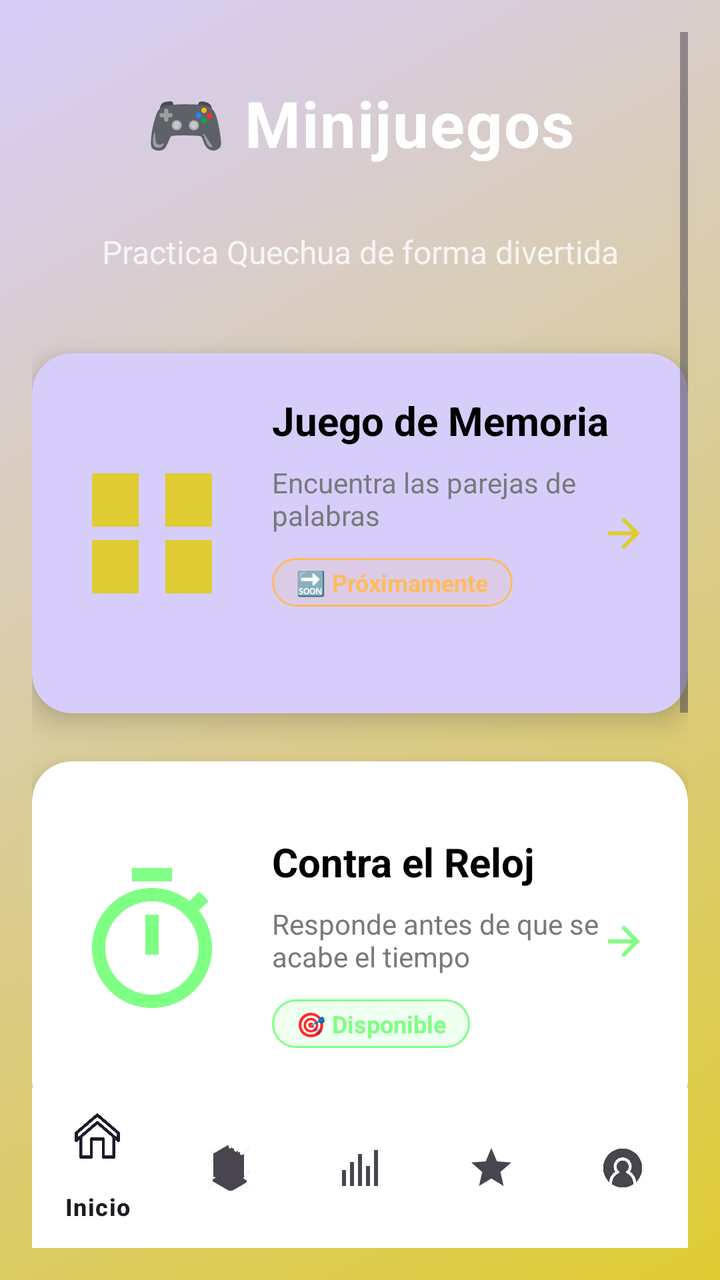
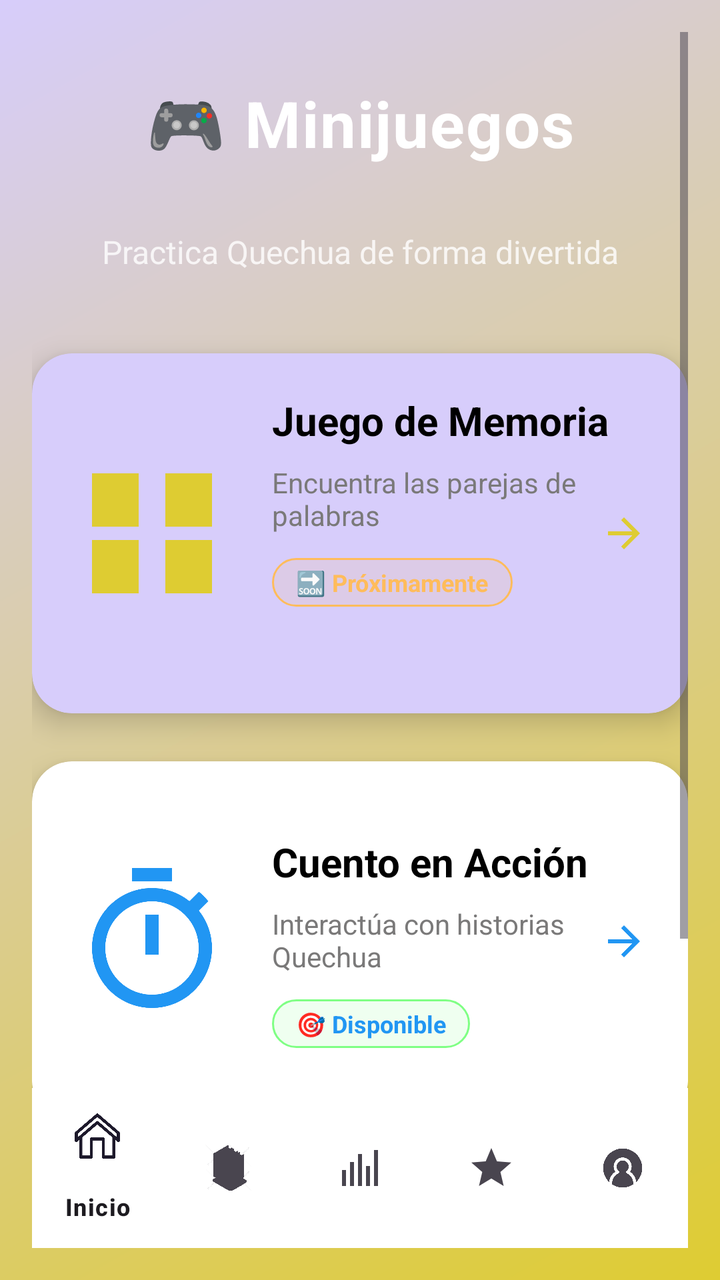

Screens rendered from an Android XML layout before and after an edit, with the pre-edit source and the edit as a unified diff.
<!-- AndroidManifest.xml: application theme Theme.PAQU -->
<!-- res/layout/activity_mini_juegos.xml -->
<?xml version="1.0" encoding="utf-8"?>
<RelativeLayout xmlns:android="http://schemas.android.com/apk/res/android"
    xmlns:app="http://schemas.android.com/apk/res-auto"
    xmlns:tools="http://schemas.android.com/tools"
    android:layout_width="match_parent"
    android:layout_height="match_parent"
    android:background="@drawable/bg_gradient_main"
    android:padding="16dp">

    
    <ScrollView
        android:layout_width="match_parent"
        android:layout_height="match_parent"
        android:layout_above="@+id/bottomNavigation"
        android:fillViewport="true">

        <LinearLayout
            android:layout_width="match_parent"
            android:layout_height="wrap_content"
            android:orientation="vertical">

            
            <TextView
                android:layout_width="match_parent"
                android:layout_height="wrap_content"
                android:text="🎮 Minijuegos"
                android:textColor="@color/white"
                android:textSize="32sp"
                android:textStyle="bold"
                android:gravity="center"
                android:layout_marginTop="24dp"
                android:layout_marginBottom="32dp"
                android:letterSpacing="0.02" />

            
            <TextView
                android:layout_width="match_parent"
                android:layout_height="wrap_content"
                android:text="Practica Quechua de forma divertida"
                android:textColor="@color/white"
                android:textSize="16sp"
                android:gravity="center"
                android:layout_marginBottom="40dp"
                android:alpha="0.8" />

            
            <androidx.cardview.widget.CardView
                android:id="@+id/cardMemoria"
                android:layout_width="match_parent"
                android:layout_height="180dp"
                android:layout_marginBottom="24dp"
                app:cardCornerRadius="20dp"
                app:cardElevation="8dp"
                app:cardBackgroundColor="@color/moradit">

                <RelativeLayout
                    android:layout_width="match_parent"
                    android:layout_height="match_parent"
                    android:padding="20dp">

                    
                    <ImageView
                        android:id="@+id/ic_memory"
                        android:layout_width="80dp"
                        android:layout_height="80dp"
                        android:src="@drawable/ic_memory_game"
                        android:layout_centerVertical="true"
                        app:tint="@color/morado" />

                    

                    

                    <LinearLayout
                        android:layout_width="wrap_content"
                        android:layout_height="wrap_content"
                        android:layout_marginStart="20dp"
                        android:layout_toEndOf="@id/ic_memory"
                        android:orientation="vertical">

                        
                        <TextView
                            android:layout_width="wrap_content"
                            android:layout_height="wrap_content"
                            android:layout_marginBottom="8dp"
                            android:text="Juego de Memoria"
                            android:textColor="@color/black"

                            android:textSize="20sp"
                            android:textStyle="bold" />

                        <TextView
                            android:layout_width="wrap_content"
                            android:layout_height="wrap_content"
                            android:layout_marginBottom="12dp"
                            android:text="Encuentra las parejas de palabras"
                            android:textColor="@color/grey"
                            android:textSize="14sp" />

                        <TextView
                            android:layout_width="wrap_content"
                            android:layout_height="wrap_content"
                            android:background="@drawable/bg_badge_soon"
                            android:paddingHorizontal="12dp"
                            android:paddingVertical="4dp"
                            android:text="🔜 Próximamente"
                            android:textColor="@color/rosado"
                            android:textSize="12sp"
                            android:textStyle="bold" />

                    </LinearLayout>

                    <ImageView
                        android:layout_width="24dp"
                        android:layout_height="24dp"
                        android:src="@drawable/ic_arrow_forward"
                        android:layout_alignParentEnd="true"
                        android:layout_centerVertical="true"
                        app:tint="@color/morado" />

                </RelativeLayout>

            </androidx.cardview.widget.CardView>

            
            <androidx.cardview.widget.CardView
                android:id="@+id/cardContrarreloj"
                android:layout_width="match_parent"
                android:layout_height="180dp"
                android:layout_marginBottom="24dp"
                app:cardCornerRadius="20dp"
                app:cardElevation="8dp"
                app:cardBackgroundColor="@color/white">

                <RelativeLayout
                    android:layout_width="match_parent"
                    android:layout_height="match_parent"
                    android:padding="20dp">

                    
                    <ImageView
                        android:id="@+id/icTimerGame"
                        android:layout_width="80dp"
                        android:layout_height="80dp"
                        android:src="@drawable/ic_timer"
                        android:layout_centerVertical="true"
                        app:tint="@color/verde" />

                    
                    <LinearLayout
                        android:layout_width="wrap_content"
                        android:layout_height="wrap_content"
                        android:layout_centerVertical="true"
                        android:layout_toEndOf="@id/icTimerGame"
                        android:layout_marginStart="20dp"
                        android:orientation="vertical">

                        <TextView
                            android:layout_width="wrap_content"
                            android:layout_height="wrap_content"
                            android:text="Contra el Reloj"
                            android:textColor="@color/black"
                            android:textSize="20sp"
                            android:textStyle="bold"
                            android:layout_marginBottom="8dp" />

                        <TextView
                            android:layout_width="wrap_content"
                            android:layout_height="wrap_content"
                            android:text="Responde antes de que se acabe el tiempo"
                            android:textColor="@color/grey"
                            android:textSize="14sp"
                            android:layout_marginBottom="12dp" />

                        
                        <TextView
                            android:layout_width="wrap_content"
                            android:layout_height="wrap_content"
                            android:text="🎯 Disponible"
                            android:textColor="@color/verde"
                            android:textSize="12sp"
                            android:textStyle="bold"
                            android:background="@drawable/bg_badge_available"
                            android:paddingHorizontal="12dp"
                            android:paddingVertical="4dp" />

                    </LinearLayout>

                    
                    <ImageView
                        android:layout_width="24dp"
                        android:layout_height="24dp"
                        android:src="@drawable/ic_arrow_forward"
                        android:layout_alignParentEnd="true"
                        android:layout_centerVertical="true"
                        app:tint="@color/verde" />

                </RelativeLayout>

            </androidx.cardview.widget.CardView>
            
            <androidx.cardview.widget.CardView
                android:id="@+id/cardCuentoAccion"
                android:layout_width="match_parent"
                android:layout_height="180dp"
                android:layout_marginBottom="24dp"
                app:cardCornerRadius="20dp"
                app:cardElevation="8dp"
                app:cardBackgroundColor="@color/white">

                <RelativeLayout
                    android:layout_width="match_parent"
                    android:layout_height="match_parent"
                    android:padding="20dp">

                    
                    <ImageView
                        android:id="@+id/icStoryGame"
                        android:layout_width="80dp"
                        android:layout_height="80dp"
                        android:src="@drawable/ic_timer"
                        android:layout_centerVertical="true"
                        app:tint="@color/azul" />

                    
                    <LinearLayout
                        android:layout_width="wrap_content"
                        android:layout_height="wrap_content"
                        android:layout_centerVertical="true"
                        android:layout_toEndOf="@id/icStoryGame"
                        android:layout_marginStart="20dp"
                        android:orientation="vertical">

                        <TextView
                            android:layout_width="wrap_content"
                            android:layout_height="wrap_content"
                            android:text="Cuento en Acción"
                            android:textColor="@color/black"
                            android:textSize="20sp"
                            android:textStyle="bold"
                            android:layout_marginBottom="8dp" />

                        <TextView
                            android:layout_width="wrap_content"
                            android:layout_height="wrap_content"
                            android:text="Interactúa con historias Quechua"
                            android:textColor="@color/grey"
                            android:textSize="14sp"
                            android:layout_marginBottom="12dp" />

                        
                        <TextView
                            android:layout_width="wrap_content"
                            android:layout_height="wrap_content"
                            android:text="🎯 Disponible"
                            android:textColor="@color/azul"
                            android:textSize="12sp"
                            android:textStyle="bold"
                            android:background="@drawable/bg_badge_available"
                            android:paddingHorizontal="12dp"
                            android:paddingVertical="4dp" />

                    </LinearLayout>

                    
                    <ImageView
                        android:layout_width="24dp"
                        android:layout_height="24dp"
                        android:src="@drawable/ic_arrow_forward"
                        android:layout_alignParentEnd="true"
                        android:layout_centerVertical="true"
                        app:tint="@color/azul" />

                </RelativeLayout>

            </androidx.cardview.widget.CardView>
            
            <TextView
                android:layout_width="match_parent"
                android:layout_height="wrap_content"
                android:text="💡 Los minijuegos te ayudan a practicar vocabulario de forma entretenida"
                android:textColor="@color/white"
                android:textSize="12sp"
                android:gravity="center"
                android:layout_marginTop="16dp"
                android:alpha="0.7" />

        </LinearLayout>

    </ScrollView>

    
    <com.google.android.material.bottomnavigation.BottomNavigationView
        android:id="@+id/bottomNavigation"
        android:layout_width="match_parent"
        android:layout_height="wrap_content"
        android:layout_alignParentBottom="true"
        android:background="@color/white"
        app:menu="@menu/bottom_nav_menu" />

</RelativeLayout>
<!-- resources referenced by this layout -->
<resources>
  <color name="azul">#2196F3</color>
  <color name="black">#FF000000</color>
  <color name="grey">#7A7979</color>
  <color name="moradit">#D7CDFB</color>
  <color name="morado">#DECC32</color>
  <color name="rosado">#FFBC5B</color>
  <color name="verde">#7FFF84</color>
  <color name="white">#FFFFFFFF</color>
  <!-- drawable bg_badge_available (drawable) -->
  <?xml version="1.0" encoding="utf-8"?>
  <shape xmlns:android="http://schemas.android.com/apk/res/android">
      <solid android:color="#207FFF84" />
      <corners android:radius="12dp" />
      <stroke
          android:width="1dp"
          android:color="@color/verde" />
  </shape>
  <!-- drawable bg_badge_soon (drawable) -->
  <?xml version="1.0" encoding="utf-8"?>
  <shape xmlns:android="http://schemas.android.com/apk/res/android">
      <solid android:color="#20FFBC5B" />
      <corners android:radius="12dp" />
      <stroke
          android:width="1dp"
          android:color="@color/rosado" />
  </shape>
  <!-- drawable bg_gradient_main (drawable) -->
  <?xml version="1.0" encoding="utf-8"?>
  <shape xmlns:android="http://schemas.android.com/apk/res/android">
      <gradient
          android:startColor="@color/morado"
          android:endColor="@color/moradit"
          android:angle="135" />
  </shape>
  <!-- drawable ic_arrow_forward (drawable) -->
  <?xml version="1.0" encoding="utf-8"?>
  <vector xmlns:android="http://schemas.android.com/apk/res/android"
      android:width="24dp"
      android:height="24dp"
      android:viewportWidth="24"
      android:viewportHeight="24"
      android:tint="@color/white">
      <path
          android:fillColor="@android:color/white"
          android:pathData="M12,4l-1.41,1.41L16.17,11H4v2h12.17l-5.58,5.59L12,20l8,-8z"/>
  </vector>
  <!-- drawable ic_memory_game (drawable) -->
  <?xml version="1.0" encoding="utf-8"?>
  <vector xmlns:android="http://schemas.android.com/apk/res/android"
      android:width="24dp"
      android:height="24dp"
      android:viewportWidth="24"
      android:viewportHeight="24"
      android:tint="@color/morado">
      <path
          android:fillColor="@android:color/white"
          android:pathData="M21,3v8h-7V3H21z M21,21h-7v-8h7V21z M3,21h7v-8H3V21z M3,3v8h7V3H3z"/>
  </vector>
  <!-- drawable ic_timer (drawable) -->
  <vector xmlns:android="http://schemas.android.com/apk/res/android"
      android:width="24dp"
      android:height="24dp"
      android:viewportWidth="24"
      android:viewportHeight="24">
      <path
          android:fillColor="@color/morado"
          android:pathData="M15,1H9v2h6V1zM11,14h2V8h-2V14zM19.03,7.39l1.42,-1.42c-0.43,-0.51 -0.9,-0.99 -1.41,-1.41l-1.42,1.42C16.07,4.74 14.12,4 12,4c-4.97,0 -9,4.03 -9,9s4.02,9 9,9s9,-4.03 9,-9C21,10.88 20.26,8.93 19.03,7.39zM12,20c-3.87,0 -7,-3.13 -7,-7s3.13,-7 7,-7s7,3.13 7,7S15.87,20 12,20z"/>
  </vector>
  <style name="Theme.PAQU" parent="Base.Theme.PAQU" />
  <style name="Base.Theme.PAQU" parent="Theme.Material3.DayNight.NoActionBar">
          
          
      </style>
</resources>

<!-- the commit's change to res/layout/activity_mini_juegos.xml (unified diff, before → after) -->
@@ -123,8 +123,32 @@
             </androidx.cardview.widget.CardView>
 
             
+    
+
+             
+    
+
+                    
+            
+
+            
+
+            
+
+                        
+            
+
+    
+
+                    
+    
+
+            
+
+            
+            
             <androidx.cardview.widget.CardView
-                android:id="@+id/cardContrarreloj"
+                android:id="@+id/cardCuentos"
                 android:layout_width="match_parent"
                 android:layout_height="180dp"
                 android:layout_marginBottom="24dp"
@@ -133,82 +157,7 @@
                 app:cardBackgroundColor="@color/white">
 
                 <RelativeLayout
-                    android:layout_width="match_parent"
-                    android:layout_height="match_parent"
-                    android:padding="20dp">
-
-                    
-                    <ImageView
-                        android:id="@+id/icTimerGame"
-                        android:layout_width="80dp"
-                        android:layout_height="80dp"
-                        android:src="@drawable/ic_timer"
-                        android:layout_centerVertical="true"
-                        app:tint="@color/verde" />
-
-                    
-                    <LinearLayout
-                        android:layout_width="wrap_content"
-                        android:layout_height="wrap_content"
-                        android:layout_centerVertical="true"
-                        android:layout_toEndOf="@id/icTimerGame"
-                        android:layout_marginStart="20dp"
-                        android:orientation="vertical">
-
-                        <TextView
-                            android:layout_width="wrap_content"
-                            android:layout_height="wrap_content"
-                            android:text="Contra el Reloj"
-                            android:textColor="@color/black"
-                            android:textSize="20sp"
-                            android:textStyle="bold"
-                            android:layout_marginBottom="8dp" />
-
-                        <TextView
-                            android:layout_width="wrap_content"
-                            android:layout_height="wrap_content"
-                            android:text="Responde antes de que se acabe el tiempo"
-                            android:textColor="@color/grey"
-                            android:textSize="14sp"
-                            android:layout_marginBottom="12dp" />
-
-                        
-                        <TextView
-                            android:layout_width="wrap_content"
-                            android:layout_height="wrap_content"
-                            android:text="🎯 Disponible"
-                            android:textColor="@color/verde"
-                            android:textSize="12sp"
-                            android:textStyle="bold"
-                            android:background="@drawable/bg_badge_available"
-                            android:paddingHorizontal="12dp"
-                            android:paddingVertical="4dp" />
-
-                    </LinearLayout>
-
-                    
-                    <ImageView
-                        android:layout_width="24dp"
-                        android:layout_height="24dp"
-                        android:src="@drawable/ic_arrow_forward"
-                        android:layout_alignParentEnd="true"
-                        android:layout_centerVertical="true"
-                        app:tint="@color/verde" />
-
-                </RelativeLayout>
-
-            </androidx.cardview.widget.CardView>
-            
-            <androidx.cardview.widget.CardView
-                android:id="@+id/cardCuentoAccion"
-                android:layout_width="match_parent"
-                android:layout_height="180dp"
-                android:layout_marginBottom="24dp"
-                app:cardCornerRadius="20dp"
-                app:cardElevation="8dp"
-                app:cardBackgroundColor="@color/white">
-
-                <RelativeLayout
+
                     android:layout_width="match_parent"
                     android:layout_height="match_parent"
                     android:padding="20dp">
